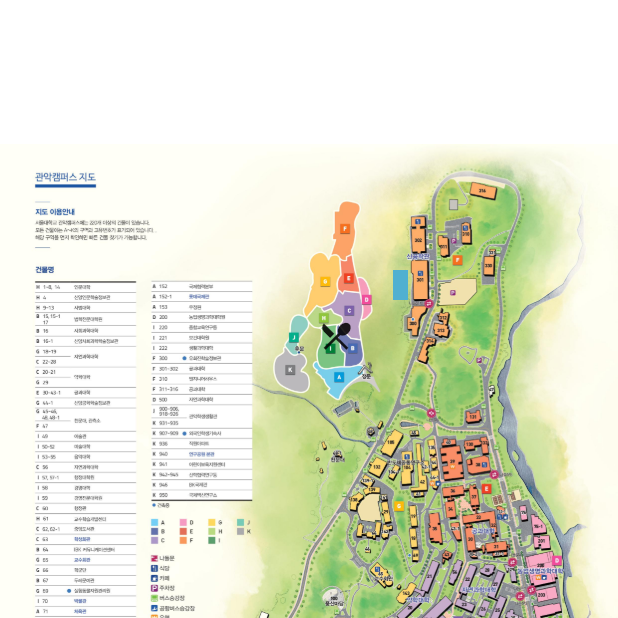
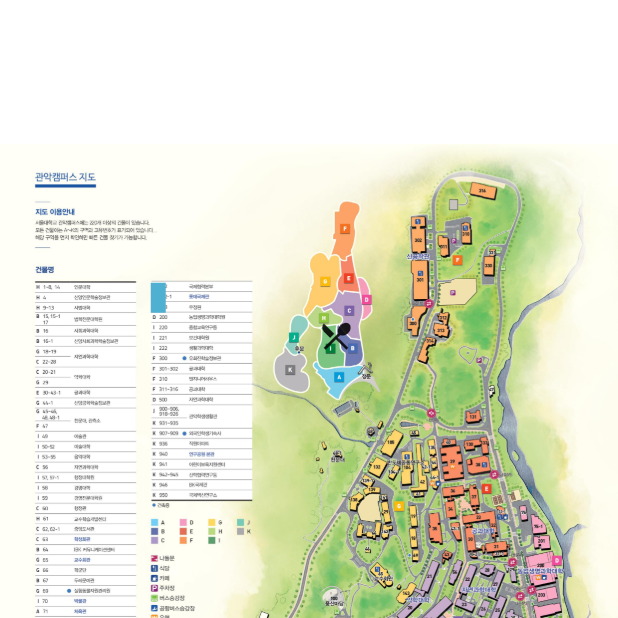
Before and after one commit to appeyroad18/snu_lecture_map, a Flutter app: the screen it shows after launch, on a phone screen of 412 x 824 dp, the top half of it. Run offline on Flutter 3.47's test engine with Material 2 defaults, Android fonts, the light colour scheme and no system bars; drawn by our look-alikes of photo_view.

Commit message:
for arrange

```diff
--- a/lib/map.dart
+++ b/lib/map.dart
@@ -22,6 +22,8 @@ class MapScreen extends StatefulWidget {
 
 class _MapScreenState extends State<MapScreen> {
   bool _showInfo = false;
+  List<bool> _showInfos = [false, false];
+
   @override
   Widget build(BuildContext context) {
      final double _width = MediaQuery.of(context).size.width;
@@ -90,6 +92,20 @@ class _MapScreenState extends State<MapScreen> {
                       MapContainer(
                         imagePath: "assets/images/snumap.jpg",
                       ),
+                      Stack(
+                        children: [
+                          GestureDetector(
+                            child: Buildings(buildingNum: 301,),
+                            onTap: (){
+                              setState(() {
+                                _showInfos[0] = !_showInfos[0];
+                              });
+                            },
+                          ),
+                          //
+                        ],
+                      ),
+                      /*
                       GestureDetector(
                         child: Buildings(),
                         onTap: (){
@@ -97,6 +113,8 @@ class _MapScreenState extends State<MapScreen> {
                             _showInfo = !_showInfo;
                           });
                         },),
+                        */
+
                       Container(
                         margin: EdgeInsets.fromLTRB(200, 200, 0, 0),
                         child: IconButton(
@@ -112,7 +130,8 @@ class _MapScreenState extends State<MapScreen> {
               ),
               Visibility(
                 child: Infobox(),
-                visible: _showInfo,
+                //visible: _showInfo,
+                visible: _showInfos[0],
               ),
               ]
             ),
@@ -153,8 +172,11 @@ class MapContainer extends StatelessWidget {
   }
 }
 
+/*
 class Buildings extends StatefulWidget {
-  const Buildings({Key? key}) : super(key: key);
+  int buildingNum;
+
+  Buildings({required this.buildingNum, Key? key}) : super(key: key);
 
   @override
   _BuildingsState createState() => _BuildingsState();
@@ -166,6 +188,7 @@ class _BuildingsState extends State<Buildings> {
     return Stack(
         children: [
           Container(
+
             width: 10,
             height: 20,
             color: Color.fromRGBO(80, 176, 209, 100),
@@ -175,6 +198,33 @@ class _BuildingsState extends State<Buildings> {
     );
   }
 }
+ */
+
+class Buildings extends StatefulWidget {
+  int buildingNum;
+  List<double> temp = <double>[0.5, ];
+
+  Buildings({required this.buildingNum, Key? key}) : super(key : key);
+
+  @override
+  _BuildingsState createState() => _BuildingsState();
+}
+
+class _BuildingsState extends State<Buildings> {
+
+  @override
+  Widget build(BuildContext context) {
+    return Align(
+      alignment: Alignment(-0.5, -0.5),
+      child: Container(
+        width: 10,
+        height: 20,
+        color: Color.fromRGBO(80, 176, 209, 100),
+      ),
+    );
+  }
+}
+
 
 class Infobox extends StatefulWidget {
   const Infobox({Key? key}) : super(key: key);
@@ -238,9 +288,9 @@ class _InfoboxState extends State<Infobox> {
                             ),
                           ],
                         ),
-                        AnimatedOpacity(
-                          opacity: _showResMenu?1:0,
-                          duration: Duration(milliseconds: 300),
+                        Visibility(
+                          visible: _showResMenu,
+                          //duration: Duration(milliseconds: 300),
                           child: ResMenuBox(),
                         ),
                       ],
```
Also changed, not shown: lib/timetable.dart (+60 -0 lines), pubspec.lock.
